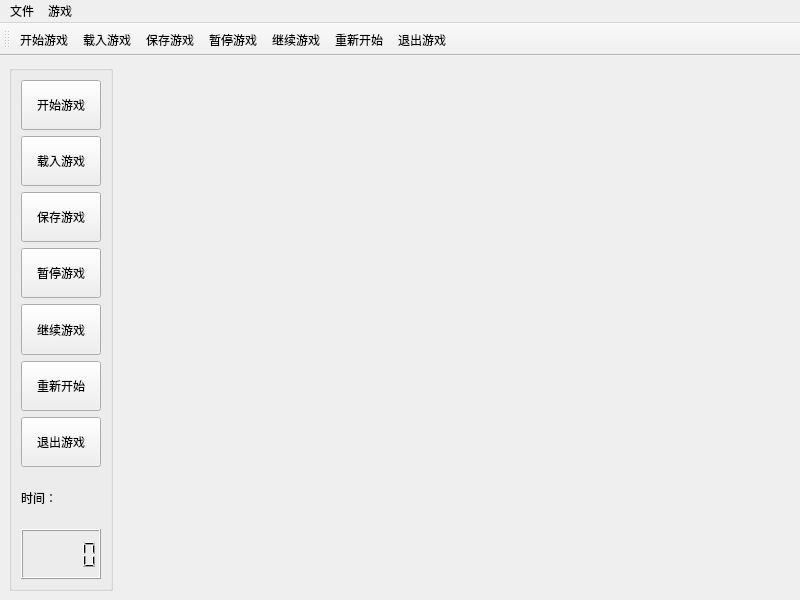
humuyan/Programming-and-Training, file week1/snake/mainwindow.ui: the form before one commit.
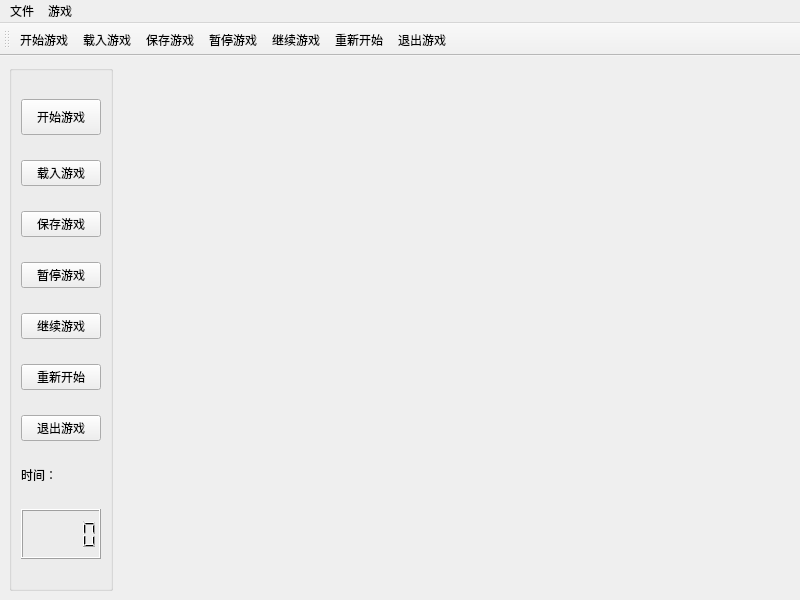
The form after the commit.

What changed in the file:
```diff
--- a/week1/snake/mainwindow.ui
+++ b/week1/snake/mainwindow.ui
@@ -30,7 +30,7 @@
        <item>
         <widget class="QPushButton" name="startButton">
          <property name="sizePolicy">
-          <sizepolicy hsizetype="Fixed" vsizetype="Preferred">
+          <sizepolicy hsizetype="Fixed" vsizetype="Fixed">
            <horstretch>0</horstretch>
            <verstretch>0</verstretch>
           </sizepolicy>
@@ -49,7 +49,7 @@
        <item>
         <widget class="QPushButton" name="loadButton">
          <property name="sizePolicy">
-          <sizepolicy hsizetype="Fixed" vsizetype="Preferred">
+          <sizepolicy hsizetype="Fixed" vsizetype="Fixed">
            <horstretch>0</horstretch>
            <verstretch>0</verstretch>
           </sizepolicy>
@@ -65,7 +65,7 @@
           <bool>true</bool>
          </property>
          <property name="sizePolicy">
-          <sizepolicy hsizetype="Fixed" vsizetype="Preferred">
+          <sizepolicy hsizetype="Fixed" vsizetype="Fixed">
            <horstretch>0</horstretch>
            <verstretch>0</verstretch>
           </sizepolicy>
@@ -78,7 +78,7 @@
        <item>
         <widget class="QPushButton" name="pauseButton">
          <property name="sizePolicy">
-          <sizepolicy hsizetype="Fixed" vsizetype="Preferred">
+          <sizepolicy hsizetype="Fixed" vsizetype="Fixed">
            <horstretch>0</horstretch>
            <verstretch>0</verstretch>
           </sizepolicy>
@@ -91,7 +91,7 @@
        <item>
         <widget class="QPushButton" name="resumeButton">
          <property name="sizePolicy">
-          <sizepolicy hsizetype="Fixed" vsizetype="Preferred">
+          <sizepolicy hsizetype="Fixed" vsizetype="Fixed">
            <horstretch>0</horstretch>
            <verstretch>0</verstretch>
           </sizepolicy>
@@ -104,7 +104,7 @@
        <item>
         <widget class="QPushButton" name="restartButton">
          <property name="sizePolicy">
-          <sizepolicy hsizetype="Fixed" vsizetype="Preferred">
+          <sizepolicy hsizetype="Fixed" vsizetype="Fixed">
            <horstretch>0</horstretch>
            <verstretch>0</verstretch>
           </sizepolicy>
@@ -117,7 +117,7 @@
        <item>
         <widget class="QPushButton" name="quitButton">
          <property name="sizePolicy">
-          <sizepolicy hsizetype="Fixed" vsizetype="Preferred">
+          <sizepolicy hsizetype="Fixed" vsizetype="Fixed">
            <horstretch>0</horstretch>
            <verstretch>0</verstretch>
           </sizepolicy>
@@ -129,13 +129,32 @@
        </item>
        <item>
         <widget class="QLabel" name="label">
+         <property name="sizePolicy">
+          <sizepolicy hsizetype="Preferred" vsizetype="Fixed">
+           <horstretch>0</horstretch>
+           <verstretch>0</verstretch>
+          </sizepolicy>
+         </property>
          <property name="text">
           <string>时间：</string>
          </property>
         </widget>
        </item>
        <item>
-        <widget class="QLCDNumber" name="lcdNumber"/>
+        <widget class="QLCDNumber" name="lcdNumber">
+         <property name="sizePolicy">
+          <sizepolicy hsizetype="Preferred" vsizetype="Fixed">
+           <horstretch>0</horstretch>
+           <verstretch>0</verstretch>
+          </sizepolicy>
+         </property>
+         <property name="minimumSize">
+          <size>
+           <width>0</width>
+           <height>50</height>
+          </size>
+         </property>
+        </widget>
        </item>
       </layout>
      </widget>
```
